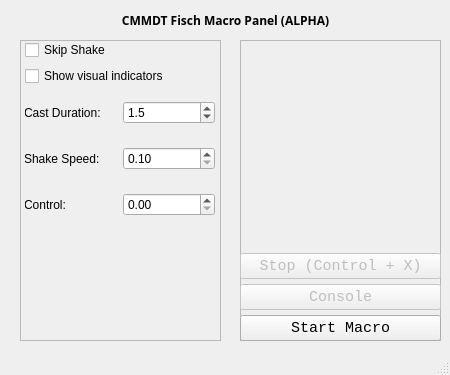
Arvin2A/The-CMMDT-Macro, file Macro/macromainwindow.ui: the form before one commit.
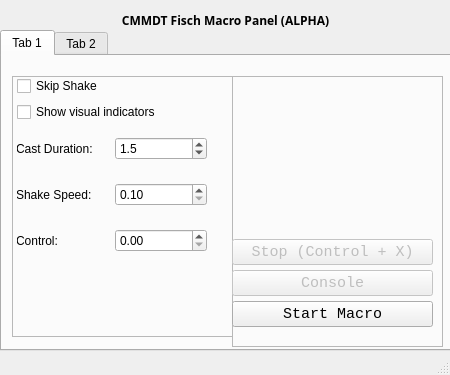
The form after the commit. Icons and pictures are not drawn.

Diff of the .ui file:
```diff
--- a/Macro/macromainwindow.ui
+++ b/Macro/macromainwindow.ui
@@ -48,13 +48,29 @@
      <set>Qt::AlignmentFlag::AlignCenter</set>
     </property>
    </widget>
+   <widget class="QTabWidget" name="TheTab">
+    <property name="geometry">
+     <rect>
+      <x>0</x>
+      <y>30</y>
+      <width>451</width>
+      <height>321</height>
+     </rect>
+    </property>
+    <property name="currentIndex">
+     <number>0</number>
+    </property>
+    <widget class="QWidget" name="maincontrols">
+     <attribute name="title">
+      <string>Tab 1</string>
+     </attribute>
    <widget class="QFrame" name="frameone">
     <property name="geometry">
      <rect>
-      <x>20</x>
-      <y>40</y>
-      <width>201</width>
-      <height>301</height>
+        <x>10</x>
+        <y>20</y>
+        <width>221</width>
+        <height>261</height>
      </rect>
     </property>
     <property name="frameShape">
@@ -72,7 +88,7 @@
        <x>0</x>
        <y>0</y>
        <width>201</width>
-       <height>301</height>
+         <height>251</height>
       </rect>
      </property>
      <layout class="QVBoxLayout" name="mainlayout1">
@@ -283,10 +299,10 @@
    <widget class="QFrame" name="frametwo">
     <property name="geometry">
      <rect>
-      <x>240</x>
-      <y>40</y>
-      <width>201</width>
-      <height>301</height>
+        <x>230</x>
+        <y>20</y>
+        <width>211</width>
+        <height>271</height>
      </rect>
     </property>
     <property name="frameShape">
@@ -304,7 +320,7 @@
        <x>0</x>
        <y>0</y>
        <width>201</width>
-       <height>301</height>
+         <height>251</height>
       </rect>
      </property>
      <layout class="QVBoxLayout" name="mainlayout2">
@@ -388,6 +404,13 @@
        </widget>
       </item>
      </layout>
+      </widget>
+     </widget>
+    </widget>
+    <widget class="QWidget" name="AdvancedSettings">
+     <attribute name="title">
+      <string>Tab 2</string>
+     </attribute>
     </widget>
    </widget>
   </widget>
```
Lines whose indentation alone changed are shown as unchanged.
